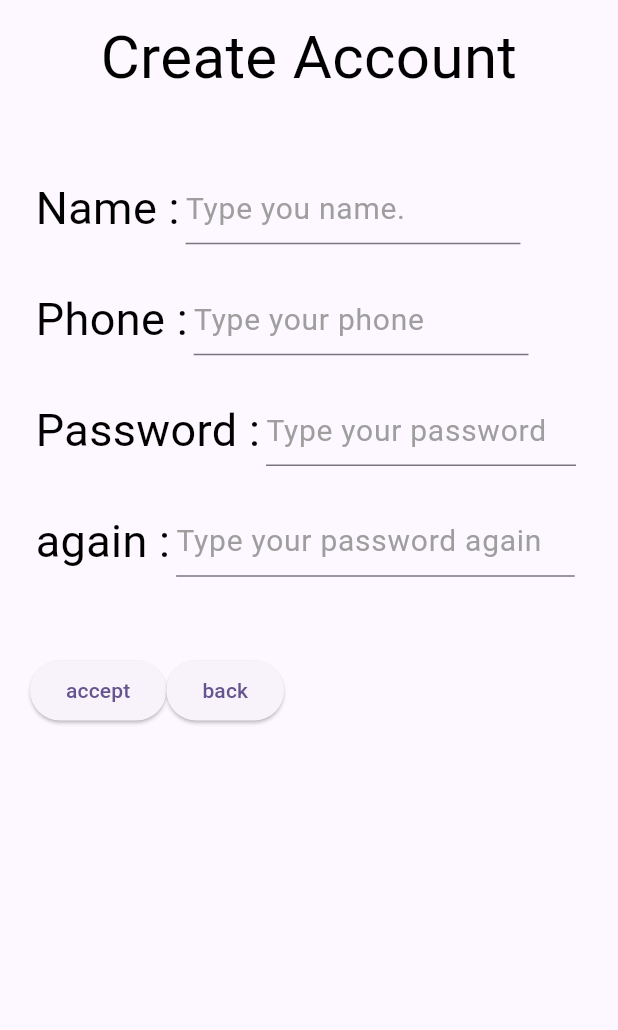
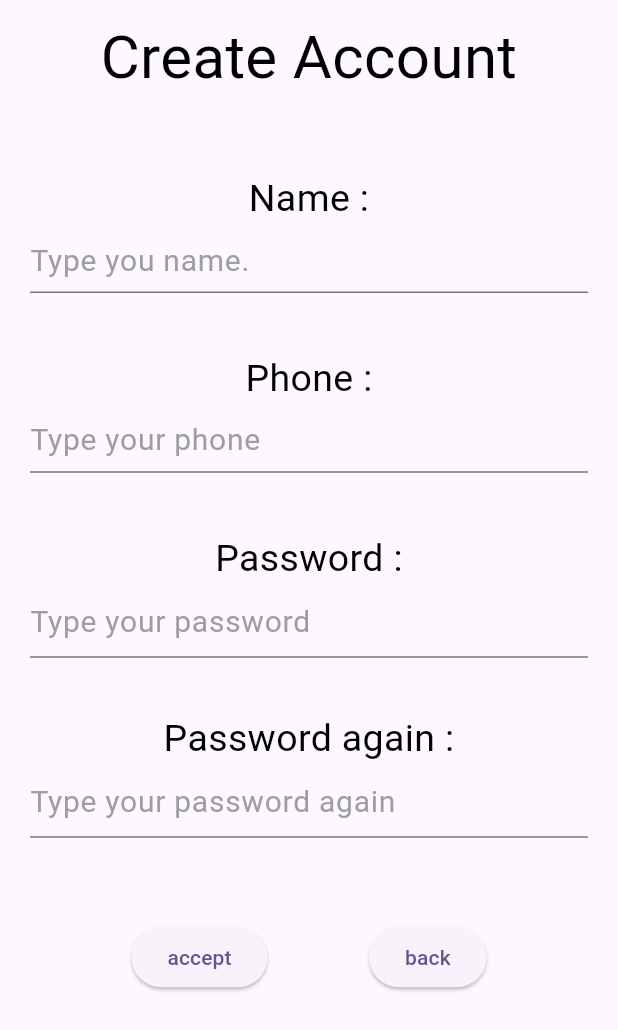
Before and after one commit to chi1027/APP_FinalProject, a Flutter app: the CreateAccountPage screen opened directly, on a phone screen of 412 x 824 dp. Shown: the top 1030 px of the screen. Run offline on Flutter 3.47's test engine with Material 2 defaults, Android fonts, the phone set to English and light mode, and no system bars; our stand-ins replace flutter_rating_bar; missing offline and left inert: dart:ffi; Roboto replaces fonts that are missing (Courgette).

Commit message:
Update createAccountPage.dart

```diff
--- a/app/lib/createAccountPage.dart
+++ b/app/lib/createAccountPage.dart
@@ -6,37 +6,6 @@ TextEditingController _context = TextEditingController();
 class CreateAccountPage extends StatelessWidget {
   var store = "maco";
   var id = 1;
-  List<Widget> _getGradeStar(double score, int total) {
-    List<Widget> _list = List<Widget>.empty(growable: true);
-    for (var i = 0; i < total; i++) {
-      double factor = (score - i);
-      if (factor >= 1) {
-        factor = 1.0;
-      }else if (factor < 0){
-        factor = 0;
-      }
-      Stack _st = Stack(
-        children: <Widget>[
-          Icon(
-            Icons.star,
-            color: Colors.grey,
-          ),
-          ClipRect(
-              child: Align(
-                alignment: Alignment.topLeft,
-                widthFactor: factor,
-                child: Icon(
-                  Icons.star,
-                  color: Colors.redAccent,
-                ),
-              )
-          )
-        ],
-      );
-      _list.add(_st);
-    }
-    return _list;
-  }
   // This widget is the root of your application.
   @override
   Widget build(BuildContext context) {
@@ -75,24 +44,24 @@ class CreateAccountPage extends StatelessWidget {
                       crossAxisAlignment: CrossAxisAlignment.start,
                       children: [
                         Flexible(
-                            flex:3,
+                            flex:5,
                             fit : FlexFit.loose,
-                            child: Row(
+                            child: Column(
                               children: [
                                 Flexible(
-                                  flex:4,
+                                  flex:10,
                                   child: Text(
                                       "Name : ",
                                       style: TextStyle(
                                         color: Colors.black,
-                                        fontSize: 30,
+                                        fontSize: 25,
                                         fontFamily: 'Courgette',
                                       ),
                                       textAlign: TextAlign.center
                                   ),
                                 ),
                                 Flexible(
-                                  flex:6,
+                                  flex:8,
                                   child: TextField(
                                     autofocus: false,
                                     controller: _context,
@@ -113,25 +82,25 @@ class CreateAccountPage extends StatelessWidget {
                         ),
                         Spacer(flex: 1,),
                         Flexible(
-                            flex:3,
+                            flex:5,
                             fit : FlexFit.loose,
-                            child: Row(
+                            child: Column(
                               children: [
                                 Flexible(
-                                  flex: 4,
+                                  flex: 10,
                                   fit : FlexFit.loose,
                                   child: Text(
                                       "Phone : ",
                                       style: TextStyle(
                                         color: Colors.black,
-                                        fontSize: 30,
+                                        fontSize: 25,
                                         fontFamily: 'Courgette',
                                       ),
                                       textAlign: TextAlign.center
                                   ),
                                 ),
                                 Flexible(
-                                  flex: 6,
+                                  flex: 8,
                                   child: TextField(
                                     autofocus: false,
                                     controller: _context,
@@ -152,25 +121,25 @@ class CreateAccountPage extends StatelessWidget {
                         ),
                         Spacer(flex: 1,),
                         Flexible(
-                            flex:3,
+                            flex:5,
                             fit : FlexFit.loose,
-                            child: Row(
+                            child: Column(
                               children: [
                                 Flexible(
-                                  flex: 4,
+                                  flex: 10,
                                   fit : FlexFit.loose,
                                   child: Text(
                                       "Password : ",
                                       style: TextStyle(
                                         color: Colors.black,
-                                        fontSize: 30,
+                                        fontSize: 25,
                                         fontFamily: 'Courgette',
                                       ),
                                       textAlign: TextAlign.center
                                   ),
                                 ),
                                 Flexible(
-                                  flex: 5,
+                                  flex: 10,
                                   child: TextField(
                                     autofocus: false,
                                     controller: _context,
@@ -191,18 +160,18 @@ class CreateAccountPage extends StatelessWidget {
                         ),
                         Spacer(flex: 1,),
                         Flexible(
-                            flex:3,
+                            flex:5,
                             fit : FlexFit.loose,
-                            child: Row(
+                            child: Column(
                               children: [
                                 Flexible(
-                                  flex: 4,
+                                  flex: 10,
                                   fit : FlexFit.loose,
                                   child: Text(
-                                      "again : ",
+                                      "Password again : ",
                                       style: TextStyle(
                                         color: Colors.black,
-                                        fontSize: 30,
+                                        fontSize: 25,
                                         fontFamily: 'Courgette',
                                       ),
                                       textAlign: TextAlign.center
@@ -232,8 +201,9 @@ class CreateAccountPage extends StatelessWidget {
                         Flexible(
                           flex: 10,
                           child: Row(
-                            crossAxisAlignment: CrossAxisAlignment.center,
+                            mainAxisAlignment: MainAxisAlignment.center,
                             children: [
+                              Spacer(flex: 1),
                               ElevatedButton(
                                 child: Text('accept'),
                                 onPressed: () {
@@ -258,12 +228,14 @@ class CreateAccountPage extends StatelessWidget {
                                   }
                                 },
                               ),
+                              Spacer(flex: 1),
                               ElevatedButton(
                                 child: Text('back'),
                                 onPressed: () {
                                   Navigator.pop(context);
                                 },
                               ),
+                              Spacer(flex: 1),
                             ],
                           )
                         )
```
